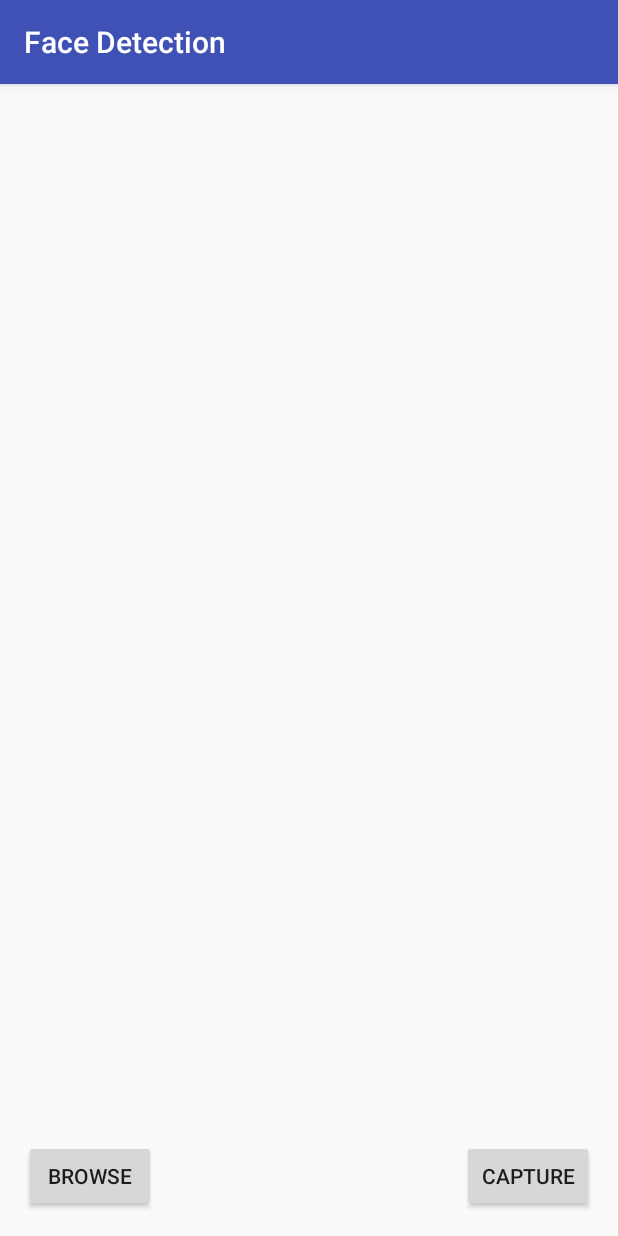
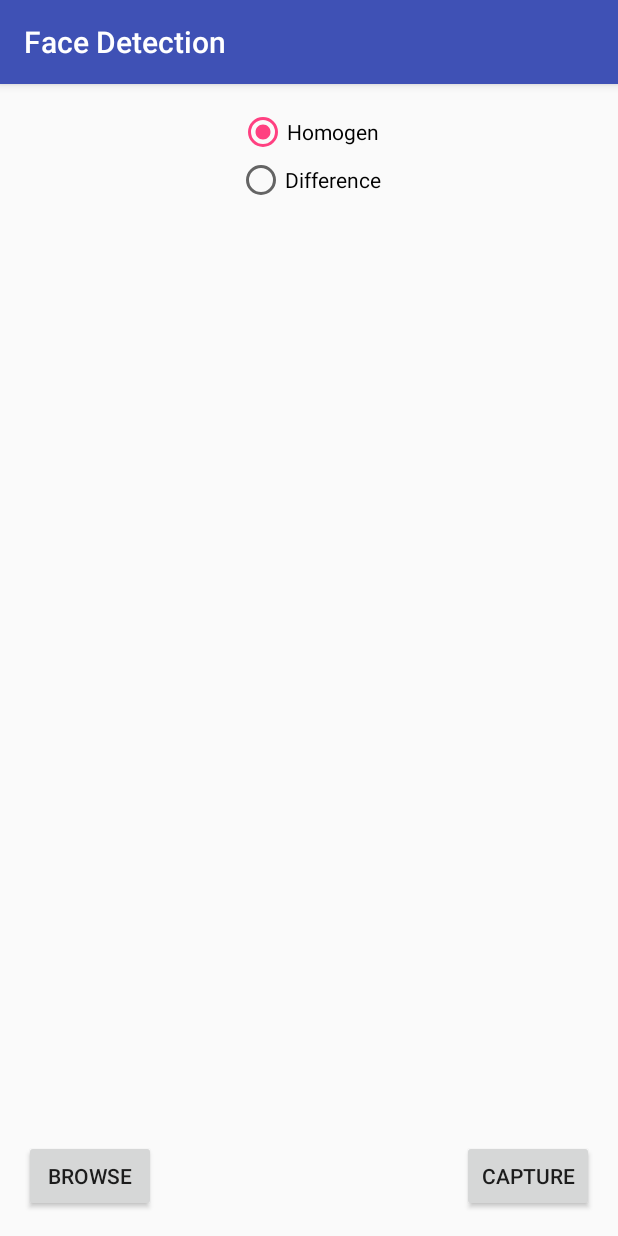
Before and after one commit to stephendj/Pengcit-Gatel, an Android app: the screen it shows after launch (MainActivity), on a phone screen of 412 x 824 dp. Run offline under Robolectric (Android 15) with nearby library versions, the phone set to English and light mode, and no system bars.

Commit message:
UI and algorithm working

```diff
--- a/07-FaceDetection/app/src/main/java/gatel/facedetection/FaceDetection.java
+++ b/07-FaceDetection/app/src/main/java/gatel/facedetection/FaceDetection.java
@@ -24,7 +24,7 @@ public class FaceDetection {
                         ++i;
                     }
                 }
-                for(int j = 0; j < window.length; ++i) {
+                for(int j = 0; j < window.length; ++j) {
                     if(j != window.length/2) {
                         window[j] = Math.abs(window[window.length/2] - window[j]);
                     }
--- a/07-FaceDetection/app/src/main/java/gatel/facedetection/MainActivity.java
+++ b/07-FaceDetection/app/src/main/java/gatel/facedetection/MainActivity.java
@@ -12,6 +12,8 @@ import android.support.v7.app.AppCompatActivity;
 import android.os.Bundle;
 import android.view.View;
 import android.widget.ImageView;
+import android.widget.RadioButton;
+import android.widget.RadioGroup;
 
 import java.io.File;
 import java.io.IOException;
@@ -26,6 +28,9 @@ public class MainActivity extends AppCompatActivity {
     private Uri imageUri;
 
     private ImageView imageView;
+    private RadioGroup radioGroup;
+    private RadioButton homogenRadio;
+    private RadioButton differenceRadio;
 
     private int counter = 1;
 
@@ -34,6 +39,25 @@ public class MainActivity extends AppCompatActivity {
         super.onCreate(savedInstanceState);
         setContentView(R.layout.activity_main);
         imageView = (ImageView) findViewById(R.id.imageView);
+        radioGroup = (RadioGroup) findViewById(R.id.radioGroup);
+        homogenRadio = (RadioButton) findViewById(R.id.homogen);
+        differenceRadio = (RadioButton) findViewById(R.id.difference);
+
+        radioGroup.setOnCheckedChangeListener(new RadioGroup.OnCheckedChangeListener() {
+            public void onCheckedChanged(RadioGroup group, int checkedId) {
+                if(homogenRadio.isChecked()) {
+                    if(bitmap != null) {
+                        Bitmap greyScaleBitmap = ImageUtils.convertToGrayscale(bitmap);
+                        imageView.setImageBitmap(FaceDetection.homogenConvert(greyScaleBitmap));
+                    }
+                } else if(differenceRadio.isChecked()) {
+                    if(bitmap != null) {
+                        Bitmap greyScaleBitmap = ImageUtils.convertToGrayscale(bitmap);
+                        imageView.setImageBitmap(FaceDetection.differenceConvert(greyScaleBitmap));
+                    }
+                }
+            }
+        });
     }
 
     public void pickImage(View View) {
@@ -69,8 +93,17 @@ public class MainActivity extends AppCompatActivity {
                 stream = getContentResolver().openInputStream(data.getData());
                 bitmap = BitmapFactory.decodeStream(stream);
 
-                Bitmap greyScaleBitmap = ImageUtils.convertToGrayscale(bitmap);
-                imageView.setImageBitmap(FaceDetection.homogenConvert(greyScaleBitmap));
+                if(homogenRadio.isChecked()) {
+                    if(bitmap != null) {
+                        Bitmap greyScaleBitmap = ImageUtils.convertToGrayscale(bitmap);
+                        imageView.setImageBitmap(FaceDetection.homogenConvert(greyScaleBitmap));
+                    }
+                } else if(differenceRadio.isChecked()) {
+                    if(bitmap != null) {
+                        Bitmap greyScaleBitmap = ImageUtils.convertToGrayscale(bitmap);
+                        imageView.setImageBitmap(FaceDetection.differenceConvert(greyScaleBitmap));
+                    }
+                }
             } catch (Exception e) {
                 e.printStackTrace();
             } finally {
@@ -95,8 +128,17 @@ public class MainActivity extends AppCompatActivity {
 
                 bitmap = android.provider.MediaStore.Images.Media.getBitmap(cr, capturedImage);
 
-                Bitmap greyScaleBitmap = ImageUtils.convertToGrayscale(bitmap);
-                imageView.setImageBitmap(greyScaleBitmap);
+                if(homogenRadio.isChecked()) {
+                    if(bitmap != null) {
+                        Bitmap greyScaleBitmap = ImageUtils.convertToGrayscale(bitmap);
+                        imageView.setImageBitmap(FaceDetection.homogenConvert(greyScaleBitmap));
+                    }
+                } else if(differenceRadio.isChecked()) {
+                    if(bitmap != null) {
+                        Bitmap greyScaleBitmap = ImageUtils.convertToGrayscale(bitmap);
+                        imageView.setImageBitmap(FaceDetection.differenceConvert(greyScaleBitmap));
+                    }
+                }
 
                 ++counter;
             } catch (Exception e) {
--- a/07-FaceDetection/app/src/main/res/layout/activity_main.xml
+++ b/07-FaceDetection/app/src/main/res/layout/activity_main.xml
@@ -10,10 +10,39 @@
         android:layout_width="match_parent"
         android:layout_height="match_parent"
         android:id="@+id/imageView"
-        android:layout_alignParentTop="true"
         android:layout_alignParentStart="true"
         android:layout_alignParentEnd="true"
-        android:layout_marginBottom="50dp"/>
+        android:layout_marginBottom="50dp"
+        android:layout_marginTop="80dp"/>
+
+    <RadioGroup
+        android:layout_width="wrap_content"
+        android:layout_height="wrap_content"
+        android:id="@+id/radioGroup"
+        android:layout_alignParentStart="true"
+        android:textAlignment="center"
+        android:layout_alignEnd="@+id/button2">
+
+        <RadioButton
+            android:layout_width="wrap_content"
+            android:layout_height="wrap_content"
+            android:text="Homogen"
+            android:id="@+id/homogen"
+            android:checked="true"
+            android:layout_above="@+id/radioGroup"
+            android:layout_alignParentStart="true"
+            android:layout_gravity="center_horizontal" />
+
+        <RadioButton
+            android:layout_width="wrap_content"
+            android:layout_height="wrap_content"
+            android:text="Difference"
+            android:id="@+id/difference"
+            android:layout_gravity="center_horizontal"
+            android:layout_above="@+id/radioGroup"
+            android:layout_alignEnd="@+id/imageView" />
+
+    </RadioGroup>
 
     <Button
         android:layout_width="wrap_content"
```
